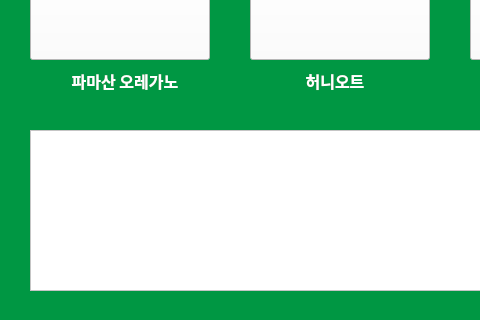
Before: the Qt Designer form sandwich_bread.ui in annual-salary-investigation/sandwich, drawn with Qt 5; both pictures show x 0 to 480 and y 400 to 720 of the 670 by 720 pixel window.
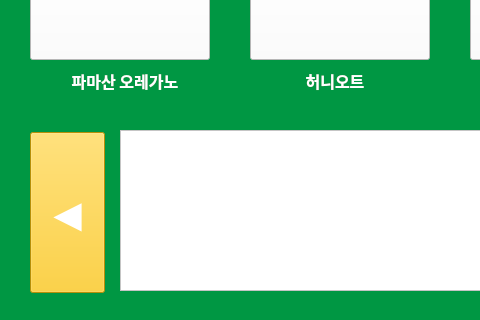
After: the same form once the commit is applied. Icons and pictures are not drawn.

```diff
--- a/sandwich_bread.ui
+++ b/sandwich_bread.ui
@@ -492,9 +492,9 @@
   <widget class="QTableWidget" name="tableWidget_2">
    <property name="geometry">
     <rect>
-     <x>30</x>
+     <x>120</x>
      <y>530</y>
-     <width>621</width>
+     <width>531</width>
      <height>161</height>
     </rect>
    </property>
@@ -502,6 +502,29 @@
     <string notr="true">background-color: rgb(255, 255, 255);</string>
    </property>
   </widget>
+  <widget class="QPushButton" name="pushButton">
+   <property name="geometry">
+    <rect>
+     <x>30</x>
+     <y>532</y>
+     <width>75</width>
+     <height>161</height>
+    </rect>
+   </property>
+   <property name="font">
+    <font>
+     <family>Agency FB</family>
+     <pointsize>28</pointsize>
+    </font>
+   </property>
+   <property name="styleSheet">
+    <string notr="true">background-color: rgb(255, 200, 13);
+color: rgb(255, 255, 255);</string>
+   </property>
+   <property name="text">
+    <string>◀</string>
+   </property>
+  </widget>
   <zorder>label_7</zorder>
   <zorder>bmenubar</zorder>
   <zorder>btnbread1</zorder>
```
Left out of the diff: 1 changed line with no effect on the pictures.
